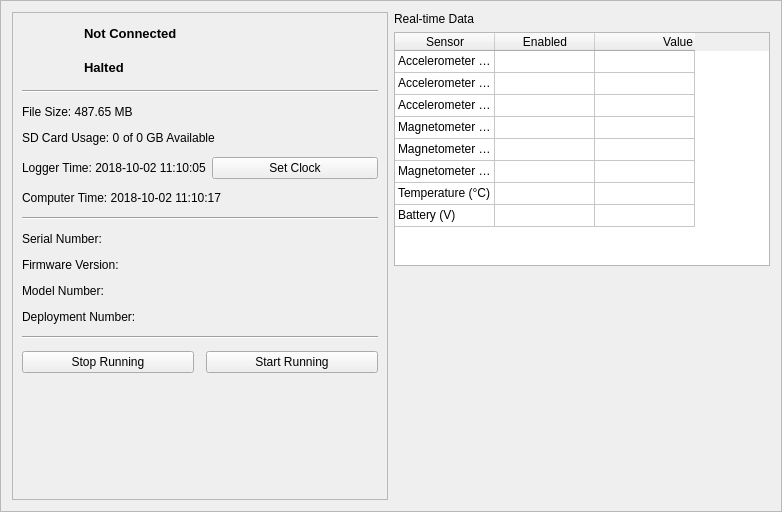
First picture: the form in gui/designer_files/start_stop.ui, repository LowellInstruments/Domino, before the edit.
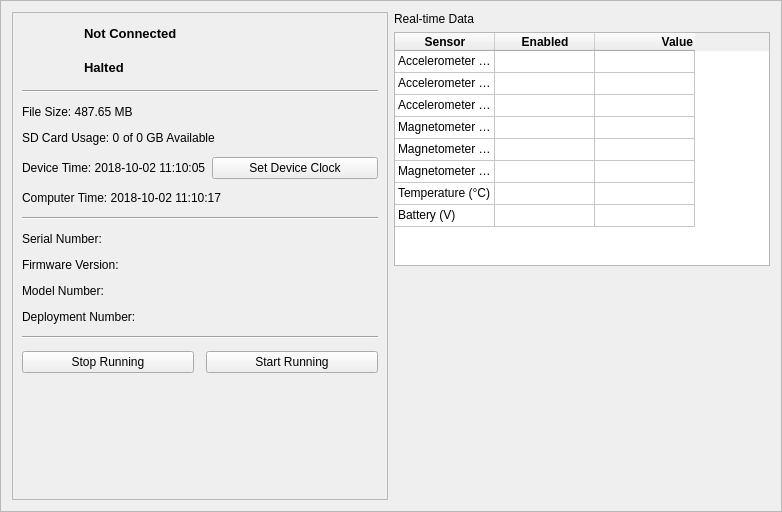
Second picture: the form after the edit. Icons and pictures are not drawn.

Commit message: start of UI updates based on phone call yesterday

```diff
--- a/gui/designer_files/start_stop.ui
+++ b/gui/designer_files/start_stop.ui
@@ -169,14 +169,14 @@
         <item>
          <widget class="QLabel" name="label_logger_time">
           <property name="text">
-           <string>Logger Time: 2018-10-02 11:10:05</string>
+           <string>Device Time: 2018-10-02 11:10:05</string>
           </property>
          </widget>
         </item>
         <item>
          <widget class="QPushButton" name="pushButton_sync_clock">
           <property name="text">
-           <string>Set Clock</string>
+           <string>Set Device Clock</string>
           </property>
          </widget>
         </item>
@@ -374,11 +374,23 @@
       <property name="text">
        <string>Sensor</string>
       </property>
+      <property name="font">
+       <font>
+        <weight>75</weight>
+        <bold>true</bold>
+       </font>
+      </property>
      </column>
      <column>
       <property name="text">
        <string>Enabled</string>
       </property>
+      <property name="font">
+       <font>
+        <weight>75</weight>
+        <bold>true</bold>
+       </font>
+      </property>
       <property name="textAlignment">
        <set>AlignCenter</set>
       </property>
@@ -387,6 +399,12 @@
       <property name="text">
        <string>Value</string>
       </property>
+      <property name="font">
+       <font>
+        <weight>75</weight>
+        <bold>true</bold>
+       </font>
+      </property>
       <property name="textAlignment">
        <set>AlignTrailing|AlignVCenter</set>
       </property>
```
Left out of the diff: 9 changed lines with no effect on the pictures. The commit also changes 10 other files.
